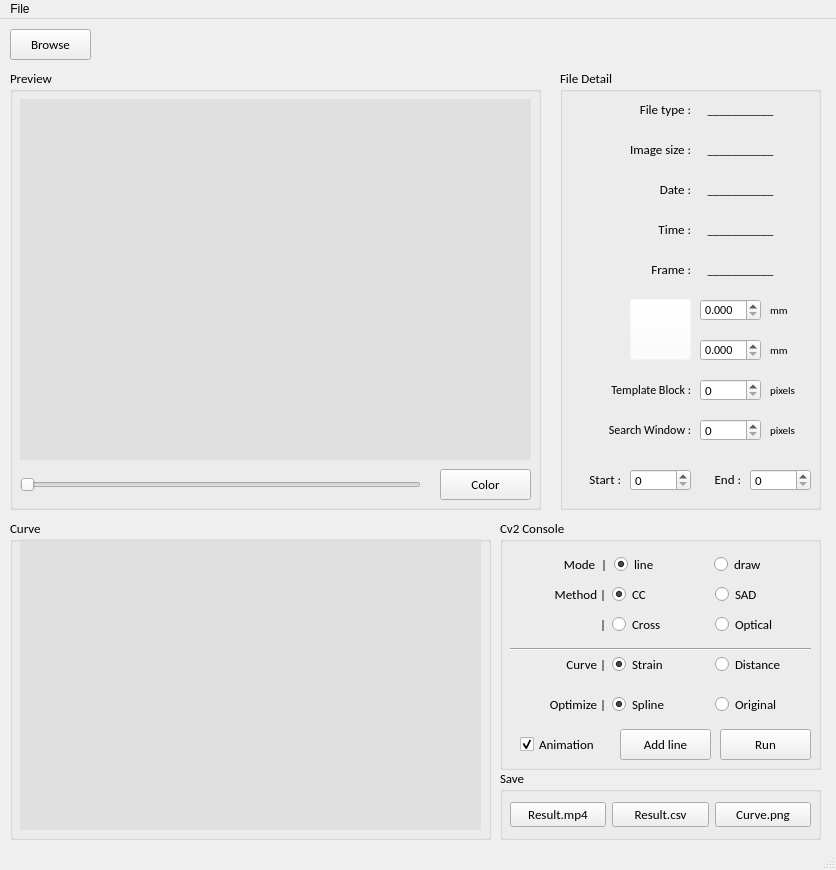
Old version of the form tool/main.ui in the repository doraduan12/Speckle_Tracking.
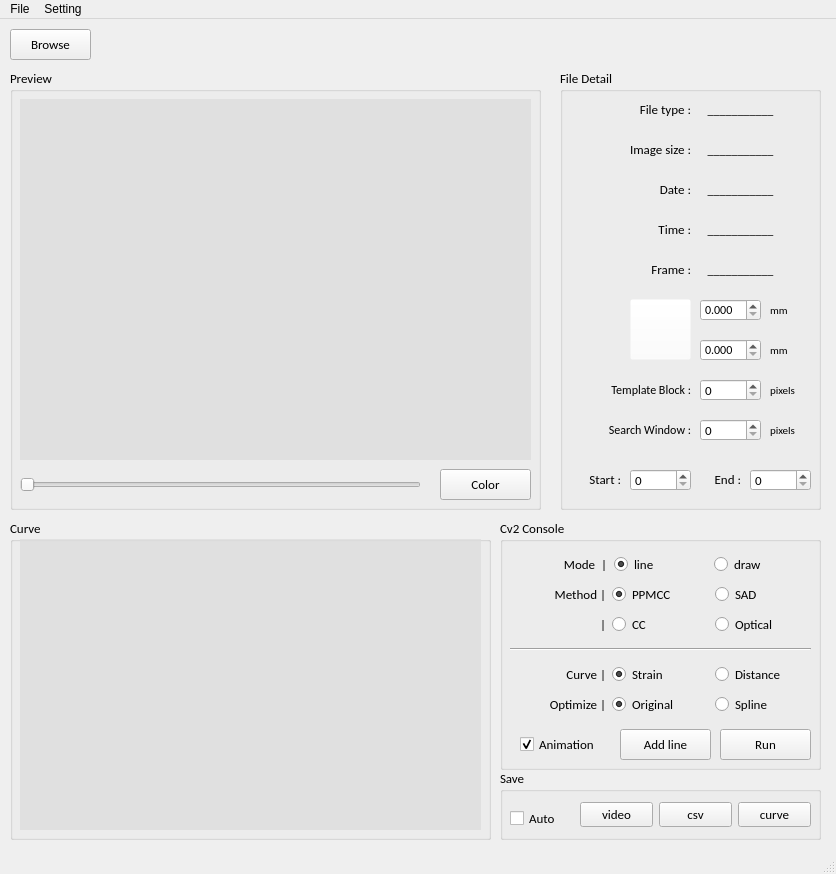
New version of the form.

Commit message: 20200613 15:05 1. 新增紀錄供能，會記錄前一次的使用情況 2. 點選上方工具欄，可以回復 setting 檔案 3. 點選上方工具欄，可以直接開啟設定檔，方便調整

```diff
--- a/tool/main.ui
+++ b/tool/main.ui
@@ -7,7 +7,7 @@
     <x>0</x>
     <y>0</y>
     <width>836</width>
-    <height>870</height>
+    <height>874</height>
    </rect>
   </property>
   <property name="windowTitle">
@@ -961,14 +961,14 @@
        </widget>
       </item>
       <item>
-       <widget class="QRadioButton" name="radioButton_CC">
+       <widget class="QRadioButton" name="radioButton_PPMCC">
         <property name="font">
          <font>
           <pointsize>10</pointsize>
          </font>
         </property>
         <property name="text">
-         <string>CC</string>
+         <string>PPMCC</string>
         </property>
         <property name="checked">
          <bool>true</bool>
@@ -1036,7 +1036,7 @@
        <x>10</x>
        <y>130</y>
        <width>301</width>
-       <height>141</height>
+       <height>111</height>
       </rect>
      </property>
      <property name="currentIndex">
@@ -1047,7 +1047,7 @@
        <property name="geometry">
         <rect>
          <x>0</x>
-         <y>0</y>
+         <y>10</y>
          <width>301</width>
          <height>31</height>
         </rect>
@@ -1102,21 +1102,24 @@
           </property>
          </widget>
         </item>
-        <item>
-         <widget class="QRadioButton" name="radioButton_spline">
-          <property name="text">
-           <string>Spline</string>
-          </property>
-          <property name="checked">
-           <bool>true</bool>
-          </property>
-         </widget>
-        </item>
         <item>
          <widget class="QRadioButton" name="radioButton_original">
           <property name="text">
            <string>Original</string>
           </property>
+          <property name="checked">
+           <bool>true</bool>
+          </property>
+         </widget>
+        </item>
+        <item>
+         <widget class="QRadioButton" name="radioButton_spline">
+          <property name="text">
+           <string>Spline</string>
+          </property>
+          <property name="checked">
+           <bool>false</bool>
+          </property>
          </widget>
         </item>
        </layout>
@@ -1215,14 +1218,14 @@
        </widget>
       </item>
       <item>
-       <widget class="QRadioButton" name="radioButton_Cross">
+       <widget class="QRadioButton" name="radioButton_CC">
         <property name="font">
          <font>
           <pointsize>10</pointsize>
          </font>
         </property>
         <property name="text">
-         <string>Cross</string>
+         <string>CC</string>
         </property>
         <property name="checked">
          <bool>false</bool>
@@ -1281,9 +1284,9 @@
     <widget class="QWidget" name="horizontalLayoutWidget_6">
      <property name="geometry">
       <rect>
-       <x>10</x>
+       <x>80</x>
        <y>30</y>
-       <width>301</width>
+       <width>231</width>
        <height>32</height>
       </rect>
      </property>
@@ -1297,26 +1300,45 @@
          </font>
         </property>
         <property name="text">
-         <string>Result.mp4</string>
+         <string>video</string>
         </property>
        </widget>
       </item>
       <item>
        <widget class="QPushButton" name="btn_save_csv">
         <property name="text">
-         <string>Result.csv</string>
+         <string>csv</string>
         </property>
        </widget>
       </item>
       <item>
        <widget class="QPushButton" name="btn_save_curve">
         <property name="text">
-         <string>Curve.png</string>
+         <string>curve</string>
         </property>
        </widget>
       </item>
      </layout>
     </widget>
+    <widget class="QCheckBox" name="checkBox_auto_save">
+     <property name="geometry">
+      <rect>
+       <x>10</x>
+       <y>40</y>
+       <width>61</width>
+       <height>19</height>
+      </rect>
+     </property>
+     <property name="font">
+      <font>
+       <family>Calibri</family>
+       <pointsize>10</pointsize>
+      </font>
+     </property>
+     <property name="text">
+      <string>Auto</string>
+     </property>
+    </widget>
    </widget>
    <widget class="QTextBrowser" name="textBrowser_target_frame">
     <property name="geometry">
@@ -1493,7 +1515,15 @@
     <addaction name="action_save_all_result"/>
     <addaction name="action_version"/>
    </widget>
+   <widget class="QMenu" name="menuSetting">
+    <property name="title">
+     <string>Setting</string>
+    </property>
+    <addaction name="action_reset_setting"/>
+    <addaction name="action_open_setting_file"/>
+   </widget>
    <addaction name="menuFile"/>
+   <addaction name="menuSetting"/>
   </widget>
   <action name="action_save_all_result">
    <property name="text">
```
Left out of the diff: 38 changed lines with no effect on the pictures. The commit also changes 7 other files.
